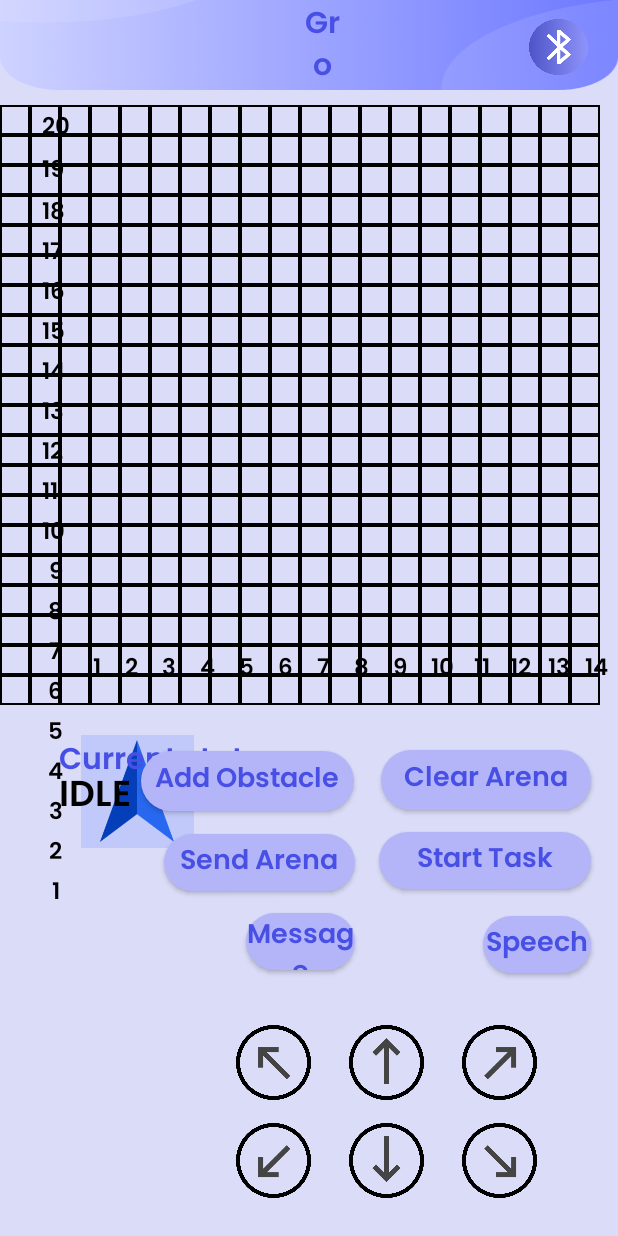
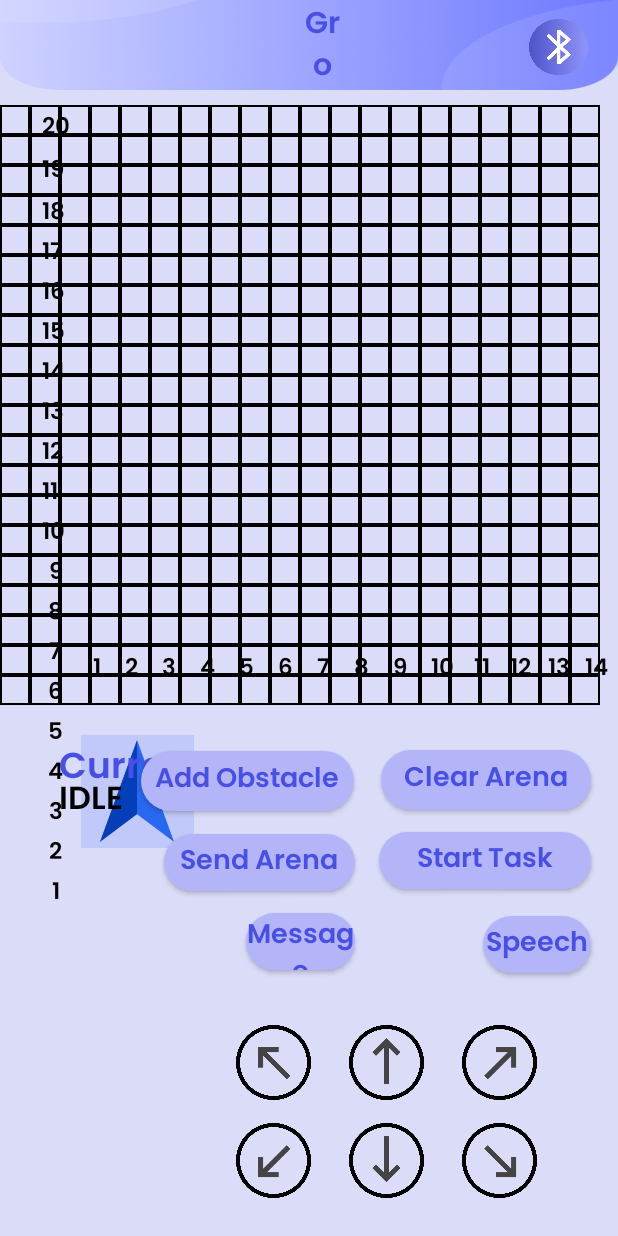
Before and after one commit to hyunsunryu2020/mdp_team_10, an Android app: the screen it shows after launch (MainPage), on a phone screen of 412 x 824 dp. Run offline under Robolectric (Android 15) with nearby library versions, the phone set to English and light mode, and no system bars; libraries missing offline, so code that uses them is left out: com.getbase.floatingactionbutton.

Commit message:
Removed unnecessary files

```diff
--- a/app/src/main/java/com/team37/mdpandroid/gui/activity/MainPage.kt
+++ b/app/src/main/java/com/team37/mdpandroid/gui/activity/MainPage.kt
@@ -73,7 +73,6 @@ class MainPage : BasicActivity() {
     private var speechRecognizer: SpeechRecognizer? = null
 
     private var started = false
-    /*private var canvasFigure= CanvasFigureDraw(this)*///
 
 
     private val obstaclesQueue = mutableListOf<GridAdapter.ViewHolder>()
--- a/app/src/main/java/com/team37/mdpandroid/gui/util/DragViewUtil.kt
+++ /dev/null
@@ -1,9 +0,0 @@
-package com.team37.mdpandroid.gui.util
-
-class DragViewUtil {
-
-    companion object{
-
-    }
-
-}
--- a/app/src/main/res/layout/main_page_activity.xml
+++ b/app/src/main/res/layout/main_page_activity.xml
@@ -327,18 +327,18 @@
                     android:fontFamily="@font/poppins_semibold"
                     android:text="Current status"
                     android:textColor="#474FE4"
-                    android:textSize="20sp"
+                    android:textSize="24sp"
                     android:textStyle="bold" />
 
                 <TextView
                     android:id="@+id/status"
                     android:layout_width="wrap_content"
                     android:layout_height="wrap_content"
-                    android:layout_marginTop="20dp"
+                    android:layout_marginTop="24dp"
                     android:fontFamily="@font/poppins_semibold"
                     android:text="IDLE"
                     android:textColor="@color/black"
-                    android:textSize="24sp" />
+                    android:textSize="21sp" />
             </RelativeLayout>
 
             <Button
```
Also changed, not shown: app/src/main/java/com/team37/mdpandroid/gui/manager/MainPageSideBarManager.kt (deleted, +0 -18 lines), app/src/main/java/com/team37/mdpandroid/gui/util/SingletonHolder.kt (deleted, +0 -26 lines).
